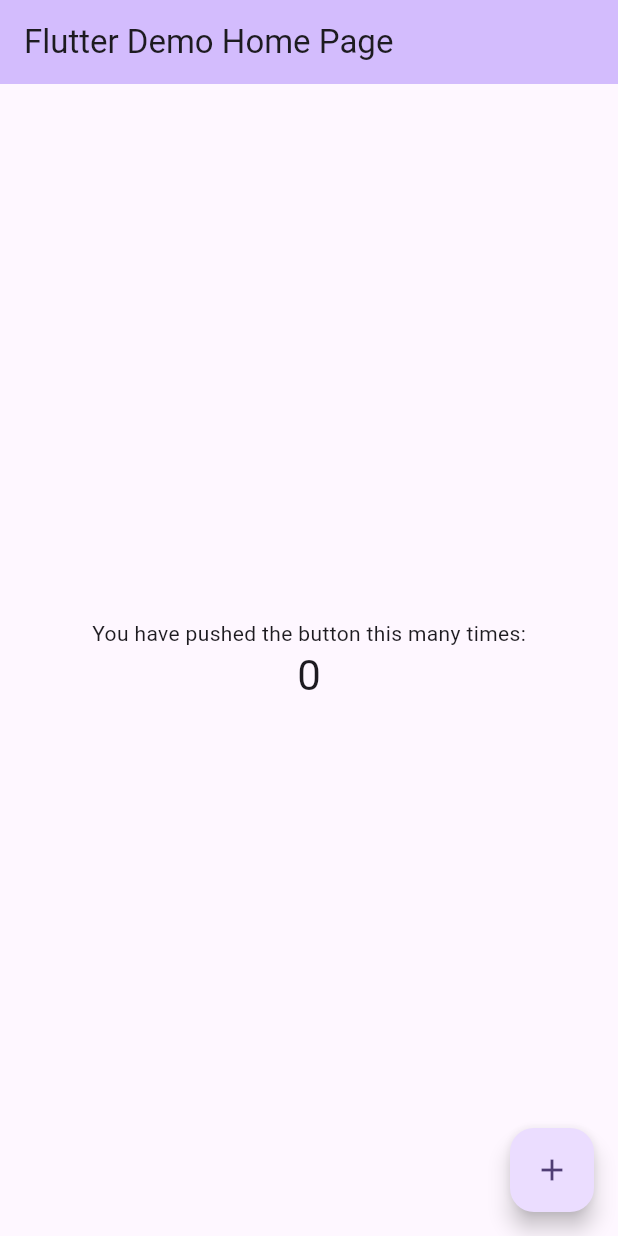
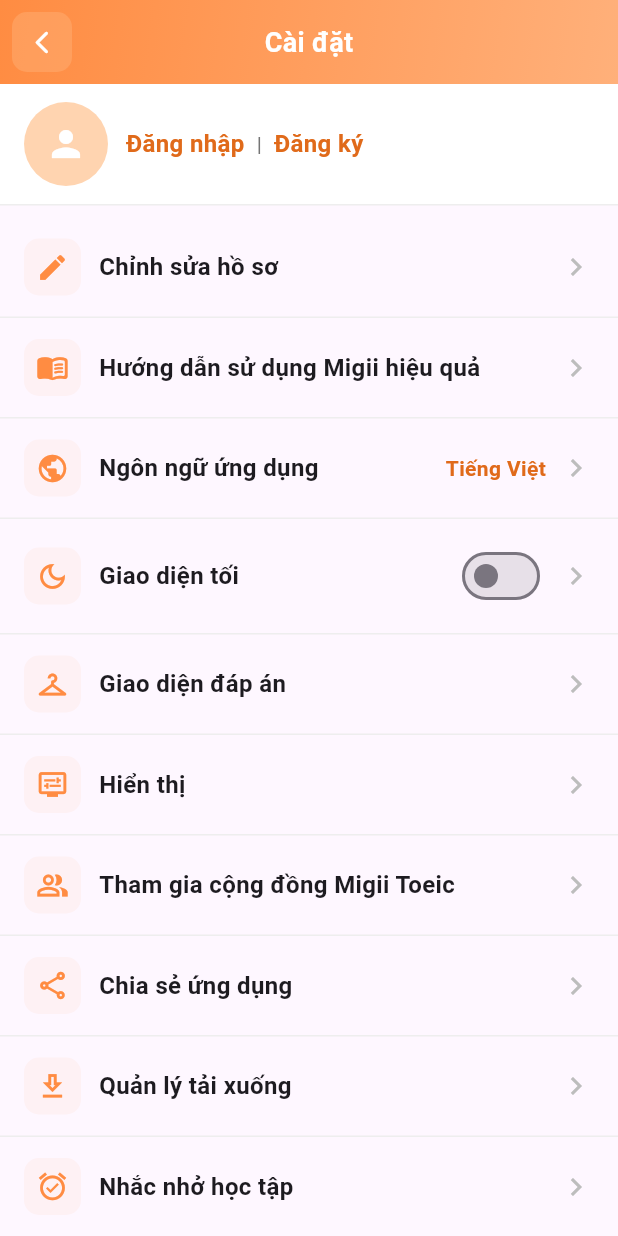
Before and after one commit to TranMinhTan3110/toeic-mobile-app, a Flutter app: the screen it shows after launch, on a phone screen of 412 x 824 dp. Run offline on Flutter 3.47's test engine with Material 3 defaults, Android fonts, the phone set to English and light mode, and no system bars.

Commit message:
feat: add settings UI

```diff
--- a/lib/main.dart
+++ b/lib/main.dart
@@ -1,4 +1,5 @@
 import 'package:flutter/material.dart';
+import 'package:toeicmobileapp/ui/screens/settings/settings_screen.dart';
 
 void main() {
   runApp(const MyApp());
@@ -30,93 +31,7 @@ class MyApp extends StatelessWidget {
         // tested with just a hot reload.
         colorScheme: .fromSeed(seedColor: Colors.deepPurple),
       ),
-      home: const MyHomePage(title: 'Flutter Demo Home Page'),
+      home: const SettingsScreen(),
     );
   }
 }
-
-class MyHomePage extends StatefulWidget {
-  const MyHomePage({super.key, required this.title});
-
-  // This widget is the home page of your application. It is stateful, meaning
-  // that it has a State object (defined below) that contains fields that affect
-  // how it looks.
-
-  // This class is the configuration for the state. It holds the values (in this
-  // case the title) provided by the parent (in this case the App widget) and
-  // used by the build method of the State. Fields in a Widget subclass are
-  // always marked "final".
-
-  final String title;
-
-  @override
-  State<MyHomePage> createState() => _MyHomePageState();
-}
-
-class _MyHomePageState extends State<MyHomePage> {
-  int _counter = 0;
-
-  void _incrementCounter() {
-    setState(() {
-      // This call to setState tells the Flutter framework that something has
-      // changed in this State, which causes it to rerun the build method below
-      // so that the display can reflect the updated values. If we changed
-      // _counter without calling setState(), then the build method would not be
-      // called again, and so nothing would appear to happen.
-      _counter++;
-    });
-  }
-
-  @override
-  Widget build(BuildContext context) {
-    // This method is rerun every time setState is called, for instance as done
-    // by the _incrementCounter method above.
-    //
-    // The Flutter framework has been optimized to make rerunning build methods
-    // fast, so that you can just rebuild anything that needs updating rather
-    // than having to individually change instances of widgets.
-    return Scaffold(
-      appBar: AppBar(
-        // TRY THIS: Try changing the color here to a specific color (to
-        // Colors.amber, perhaps?) and trigger a hot reload to see the AppBar
-        // change color while the other colors stay the same.
-        backgroundColor: Theme.of(context).colorScheme.inversePrimary,
-        // Here we take the value from the MyHomePage object that was created by
-        // the App.build method, and use it to set our appbar title.
-        title: Text(widget.title),
-      ),
-      body: Center(
-        // Center is a layout widget. It takes a single child and positions it
-        // in the middle of the parent.
-        child: Column(
-          // Column is also a layout widget. It takes a list of children and
-          // arranges theme vertically. By default, it sizes itself to fit its
-          // children horizontally, and tries to be as tall as its parent.
-          //
-          // Column has various properties to control how it sizes itself and
-          // how it positions its children. Here we use mainAxisAlignment to
-          // center the children vertically; the main axis here is the vertical
-          // axis because Columns are vertical (the cross axis would be
-          // horizontal).
-          //
-          // TRY THIS: Invoke "debug painting" (choose the "Toggle Debug Paint"
-          // action in the IDE, or press "p" in the console), to see the
-          // wireframe for each widget.
-          mainAxisAlignment: .center,
-          children: [
-            const Text('You have pushed the button this many times:'),
-            Text(
-              '$_counter',
-              style: Theme.of(context).textTheme.headlineMedium,
-            ),
-          ],
-        ),
-      ),
-      floatingActionButton: FloatingActionButton(
-        onPressed: _incrementCounter,
-        tooltip: 'Increment',
-        child: const Icon(Icons.add),
-      ),
-    );
-  }
-}
--- /dev/null
+++ b/lib/ui/screens/settings/settings_screen.dart
@@ -0,0 +1,143 @@
+import 'package:flutter/material.dart';
+import 'package:toeicmobileapp/core/theme/app_colors.dart';
+import 'package:toeicmobileapp/ui/widgets/common/custom_app_bar.dart';
+import '../../widgets/settings/profile_header.dart';
+import '../../widgets/settings/setting_tile.dart';
+import 'profile_edit_screen.dart';
+
+class SettingsScreen extends StatelessWidget {
+  const SettingsScreen({
+    super.key,
+    this.isLoggedIn = false,
+    this.userName,
+    this.avatarUrl,
+  });
+
+  final bool isLoggedIn;
+  final String? userName;
+  final String? avatarUrl;
+
+  @override
+  Widget build(BuildContext context) {
+    return Scaffold(
+      appBar: const CustomAppBar(title: 'Cài đặt', centerTitle: true),
+      body: SingleChildScrollView(
+        child: Column(
+          crossAxisAlignment: CrossAxisAlignment.stretch,
+          children: [
+            ProfileHeader(
+              isLoggedIn: isLoggedIn,
+              userName: userName,
+              avatarUrl: avatarUrl,
+            ),
+
+            const Divider(height: 1, thickness: 1, color: AppColors.divider),
+
+            const SizedBox(height: 8),
+
+            SettingTile(
+              icon: Icons.edit,
+              title: 'Chỉnh sửa hồ sơ',
+              onTap: () {
+                Navigator.of(context).push(
+                  MaterialPageRoute(
+                    builder: (_) => const ProfileEditScreen(),
+                  ),
+                );
+              },
+            ),
+
+            SettingTile(
+              icon: Icons.menu_book_rounded,
+              title: 'Hướng dẫn sử dụng Migii hiệu quả',
+              onTap: () {},
+            ),
+
+            SettingTile(
+              icon: Icons.public,
+              title: 'Ngôn ngữ ứng dụng',
+              trailingText: 'Tiếng Việt',
+              trailingTextColor: AppColors.textLink,
+              onTap: () {},
+            ),
+
+            SettingTile(
+              icon: Icons.dark_mode_outlined,
+              title: 'Giao diện tối',
+              trailingWidget: _DarkModeSwitch(),
+              onTap: () {},
+            ),
+
+            SettingTile(
+              icon: Icons.checkroom_outlined,
+              title: 'Giao diện đáp án',
+              onTap: () {},
+            ),
+
+            SettingTile(
+              icon: Icons.display_settings_outlined,
+              title: 'Hiển thị',
+              onTap: () {},
+            ),
+
+            SettingTile(
+              icon: Icons.people_alt_outlined,
+              title: 'Tham gia cộng đồng Migii Toeic',
+              onTap: () {},
+            ),
+
+            SettingTile(
+              icon: Icons.share_outlined,
+              title: 'Chia sẻ ứng dụng',
+              onTap: () {},
+            ),
+
+            SettingTile(
+              icon: Icons.download_outlined,
+              title: 'Quản lý tải xuống',
+              onTap: () {},
+            ),
+
+            SettingTile(
+              icon: Icons.alarm_on_outlined,
+              title: 'Nhắc nhở học tập',
+              onTap: () {},
+            ),
+
+            SettingTile(
+              icon: Icons.rate_review_outlined,
+              title: 'Phản hồi & hỗ trợ',
+              onTap: () {},
+            ),
+
+            SettingTile(
+              icon: Icons.star_border,
+              title: 'Đánh giá 5 sao',
+              onTap: () {},
+            ),
+
+            const SizedBox(height: 36),
+          ],
+        ),
+      ),
+    );
+  }
+}
+
+class _DarkModeSwitch extends StatefulWidget {
+  @override
+  State<_DarkModeSwitch> createState() => _DarkModeSwitchState();
+}
+
+class _DarkModeSwitchState extends State<_DarkModeSwitch> {
+  bool value = false;
+
+  @override
+  Widget build(BuildContext context) {
+    return Switch(
+      value: value,
+      activeColor: AppColors.primary,
+      onChanged: (v) => setState(() => value = v),
+    );
+  }
+}
--- /dev/null
+++ b/lib/ui/widgets/settings/profile_header.dart
@@ -0,0 +1,112 @@
+import 'package:flutter/material.dart';
+import 'package:toeicmobileapp/core/theme/app_colors.dart';
+
+class ProfileHeader extends StatelessWidget {
+  const ProfileHeader({
+    super.key,
+    this.isLoggedIn = false,
+    this.userName,
+    this.avatarUrl,
+  });
+
+  final bool isLoggedIn;
+  final String? userName;
+  final String? avatarUrl;
+
+  @override
+  Widget build(BuildContext context) {
+    return Container(
+      color: AppColors.surface,
+      padding: const EdgeInsets.symmetric(horizontal: 16, vertical: 12),
+      child: isLoggedIn ? _buildLoggedIn(context) : _buildGuest(context),
+    );
+  }
+
+  Widget _buildGuest(BuildContext context) {
+    return Row(
+      children: [
+        CircleAvatar(
+          radius: 28,
+          backgroundColor: AppColors.primaryLighter,
+          child: const Icon(Icons.person, color: Colors.white, size: 28),
+        ),
+        const SizedBox(width: 12),
+        Expanded(
+          child: Row(
+            children: [
+              GestureDetector(
+                onTap: () {},
+                child: Text('Đăng nhập',
+                    style: TextStyle(
+                      color: AppColors.primaryDark,
+                      fontWeight: FontWeight.w700,
+                      fontSize: 16,
+                    )),
+              ),
+              const SizedBox(width: 8),
+              Text('|', style: TextStyle(color: AppColors.textSecondary)),
+              const SizedBox(width: 8),
+              GestureDetector(
+                onTap: () {},
+                child: Text('Đăng ký',
+                    style: TextStyle(
+                      color: AppColors.primaryDark,
+                      fontWeight: FontWeight.w700,
+                      fontSize: 16,
+                    )),
+              ),
+            ],
+          ),
+        ),
+      ],
+    );
+  }
+
+  Widget _buildLoggedIn(BuildContext context) {
+    return Row(
+      children: [
+        CircleAvatar(
+          radius: 28,
+          backgroundImage:
+              avatarUrl != null ? NetworkImage(avatarUrl!) : null,
+          backgroundColor: AppColors.primaryLighter,
+          child: avatarUrl == null
+              ? Text(
+                  userName != null && userName!.isNotEmpty
+                      ? userName![0].toUpperCase()
+                      : 'B',
+                  style: const TextStyle(color: Colors.white, fontSize: 20),
+                )
+              : null,
+        ),
+        const SizedBox(width: 12),
+        Expanded(
+          child: Column(
+            crossAxisAlignment: CrossAxisAlignment.start,
+            children: [
+              Text(
+                userName ?? 'Người dùng',
+                style: TextStyle(
+                  color: AppColors.textPrimary,
+                  fontWeight: FontWeight.w800,
+                  fontSize: 18,
+                ),
+              ),
+            ],
+          ),
+        ),
+        GestureDetector(
+          onTap: () {},
+          child: Padding(
+            padding: const EdgeInsets.symmetric(horizontal: 12.0),
+            child: Text('Đăng xuất',
+                style: TextStyle(
+                  color: AppColors.textLink,
+                  fontWeight: FontWeight.w700,
+                )),
+          ),
+        ),
+      ],
+    );
+  }
+}
--- /dev/null
+++ b/lib/ui/widgets/settings/setting_tile.dart
@@ -0,0 +1,70 @@
+import 'package:flutter/material.dart';
+import 'package:toeicmobileapp/core/theme/app_colors.dart';
+
+class SettingTile extends StatelessWidget {
+  const SettingTile({
+    super.key,
+    required this.icon,
+    required this.title,
+    this.onTap,
+    this.trailingWidget,
+    this.trailingText,
+    this.trailingTextColor,
+  });
+
+  final IconData icon;
+  final String title;
+  final VoidCallback? onTap;
+  final Widget? trailingWidget;
+  final String? trailingText;
+  final Color? trailingTextColor;
+
+  @override
+  Widget build(BuildContext context) {
+    return Material(
+      color: Colors.transparent,
+      child: InkWell(
+        onTap: onTap,
+        child: Container(
+          padding: const EdgeInsets.symmetric(horizontal: 16, vertical: 14),
+          decoration: const BoxDecoration(
+            border: Border(
+              bottom: BorderSide(color: AppColors.divider, width: 1),
+            ),
+          ),
+          child: Row(
+            children: [
+              Container(
+                padding: const EdgeInsets.all(8),
+                decoration: BoxDecoration(
+                  color: AppColors.badgeBg.withOpacity(0.06),
+                  borderRadius: BorderRadius.circular(10),
+                ),
+                child: Icon(icon, color: AppColors.primary, size: 22),
+              ),
+              const SizedBox(width: 12),
+              Expanded(
+                child: Text(
+                  title,
+                  style: const TextStyle(
+                    fontSize: 16,
+                    fontWeight: FontWeight.w600,
+                  ),
+                ),
+              ),
+              if (trailingText != null)
+                Text(trailingText!,
+                    style: TextStyle(
+                      color: trailingTextColor ?? AppColors.textSecondary,
+                      fontWeight: FontWeight.w700,
+                    )),
+              if (trailingWidget != null) trailingWidget!,
+              const SizedBox(width: 8),
+              const Icon(Icons.chevron_right, color: AppColors.tabInactive),
+            ],
+          ),
+        ),
+      ),
+    );
+  }
+}
```
Also changed, not shown: lib/ui/screens/settings/change_password_screen.dart (added, +111 -0 lines), lib/ui/screens/settings/profile_edit_screen.dart (added, +166 -0 lines).
